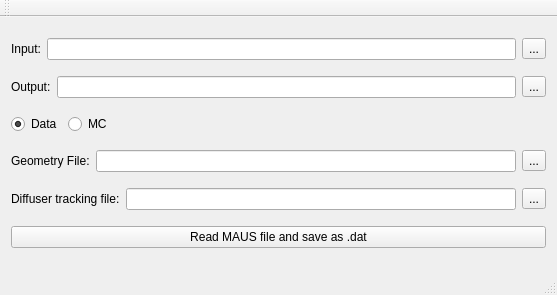
First picture: the form in mainwindow.ui, repository victoriablackmore/Extract-MAUS-data, before the edit.
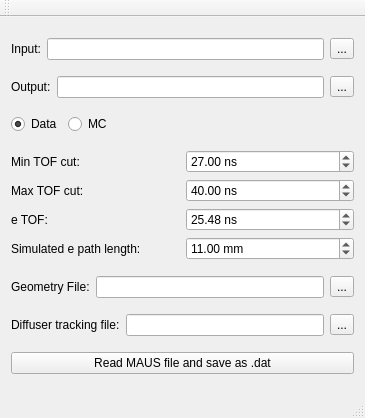
Second picture: the form after the edit.

The edit to the form file:
```diff
--- a/mainwindow.ui
+++ b/mainwindow.ui
@@ -6,15 +6,15 @@
    <rect>
     <x>0</x>
     <y>0</y>
-    <width>557</width>
-    <height>295</height>
+    <width>365</width>
+    <height>418</height>
    </rect>
   </property>
   <property name="windowTitle">
    <string>MainWindow</string>
   </property>
   <widget class="QWidget" name="centralWidget">
-   <layout class="QVBoxLayout" name="verticalLayout">
+   <layout class="QVBoxLayout" name="verticalLayout_2">
     <item>
      <layout class="QHBoxLayout" name="horizontalLayout">
       <item>
@@ -101,6 +101,106 @@
       </item>
      </layout>
     </item>
+    <item>
+     <layout class="QVBoxLayout" name="verticalLayout">
+      <item>
+       <layout class="QHBoxLayout" name="horizontalLayout_7">
+        <item>
+         <widget class="QLabel" name="label_5">
+          <property name="text">
+           <string>Min TOF cut:</string>
+          </property>
+         </widget>
+        </item>
+        <item>
+         <widget class="QDoubleSpinBox" name="dbl_minTOF">
+          <property name="suffix">
+           <string> ns</string>
+          </property>
+          <property name="value">
+           <double>27.000000000000000</double>
+          </property>
+         </widget>
+        </item>
+       </layout>
+      </item>
+      <item>
+       <layout class="QHBoxLayout" name="horizontalLayout_8">
+        <item>
+         <widget class="QLabel" name="label_6">
+          <property name="text">
+           <string>Max TOF cut:</string>
+          </property>
+         </widget>
+        </item>
+        <item>
+         <widget class="QDoubleSpinBox" name="dbl_maxTOF">
+          <property name="suffix">
+           <string> ns</string>
+          </property>
+          <property name="value">
+           <double>40.000000000000000</double>
+          </property>
+         </widget>
+        </item>
+       </layout>
+      </item>
+      <item>
+       <layout class="QHBoxLayout" name="horizontalLayout_9">
+        <item>
+         <widget class="QLabel" name="label_7">
+          <property name="toolTip">
+           <string>&lt;html&gt;&lt;head/&gt;&lt;body&gt;&lt;p&gt;Note: Electron time-of-flight between TOF0 and TOF1 may be different between data and MC&lt;/p&gt;&lt;/body&gt;&lt;/html&gt;</string>
+          </property>
+          <property name="text">
+           <string>e TOF:</string>
+          </property>
+         </widget>
+        </item>
+        <item>
+         <widget class="QDoubleSpinBox" name="dbl_eTOF">
+          <property name="toolTip">
+           <string>&lt;html&gt;&lt;head/&gt;&lt;body&gt;&lt;p&gt;Note: Electron time-of-flight between TOF0 and TOF1 may be different between data and MC&lt;/p&gt;&lt;/body&gt;&lt;/html&gt;</string>
+          </property>
+          <property name="suffix">
+           <string> ns</string>
+          </property>
+          <property name="value">
+           <double>25.480000000000000</double>
+          </property>
+         </widget>
+        </item>
+       </layout>
+      </item>
+      <item>
+       <layout class="QHBoxLayout" name="horizontalLayout_10">
+        <item>
+         <widget class="QLabel" name="label_8">
+          <property name="toolTip">
+           <string>&lt;html&gt;&lt;head/&gt;&lt;body&gt;&lt;p&gt;Electron path length from simulation -- depends on beam momentum and conventional magnet settings. Examples are:&lt;/p&gt;&lt;p&gt;* (6, 140) mu+, 10.9 mm&lt;br/&gt;* (6, 200) mu+, 11.0 mm&lt;br/&gt;* (6, 240) mu+, 12.7 mm&lt;/p&gt;&lt;p&gt;* (6, 140) mu-, 13.9 mm&lt;br/&gt;* (6, 200) mu-, 13.8 mm&lt;br/&gt;* (6, 240) mu-, 14.6 mm&lt;/p&gt;&lt;/body&gt;&lt;/html&gt;</string>
+          </property>
+          <property name="text">
+           <string>Simulated e path length:</string>
+          </property>
+         </widget>
+        </item>
+        <item>
+         <widget class="QDoubleSpinBox" name="dbl_ePathLength">
+          <property name="toolTip">
+           <string>&lt;html&gt;&lt;head/&gt;&lt;body&gt;&lt;p&gt;Electron path length from simulation -- depends on beam momentum and conventional magnet settings. Examples are:&lt;/p&gt;&lt;p&gt;* (6, 140) mu+, 10.9 mm&lt;br/&gt;* (6, 200) mu+, 11.0 mm&lt;br/&gt;* (6, 240) mu+, 12.7 mm&lt;/p&gt;&lt;p&gt;* (6, 140) mu-, 13.9 mm&lt;br/&gt;* (6, 200) mu-, 13.8 mm&lt;br/&gt;* (6, 240) mu-, 14.6 mm&lt;/p&gt;&lt;/body&gt;&lt;/html&gt;</string>
+          </property>
+          <property name="suffix">
+           <string> mm</string>
+          </property>
+          <property name="value">
+           <double>11.000000000000000</double>
+          </property>
+         </widget>
+        </item>
+       </layout>
+      </item>
+     </layout>
+    </item>
     <item>
      <layout class="QHBoxLayout" name="horizontalLayout_6">
       <item>
```
Left out of the diff: 2 changed lines with no effect on the pictures.
